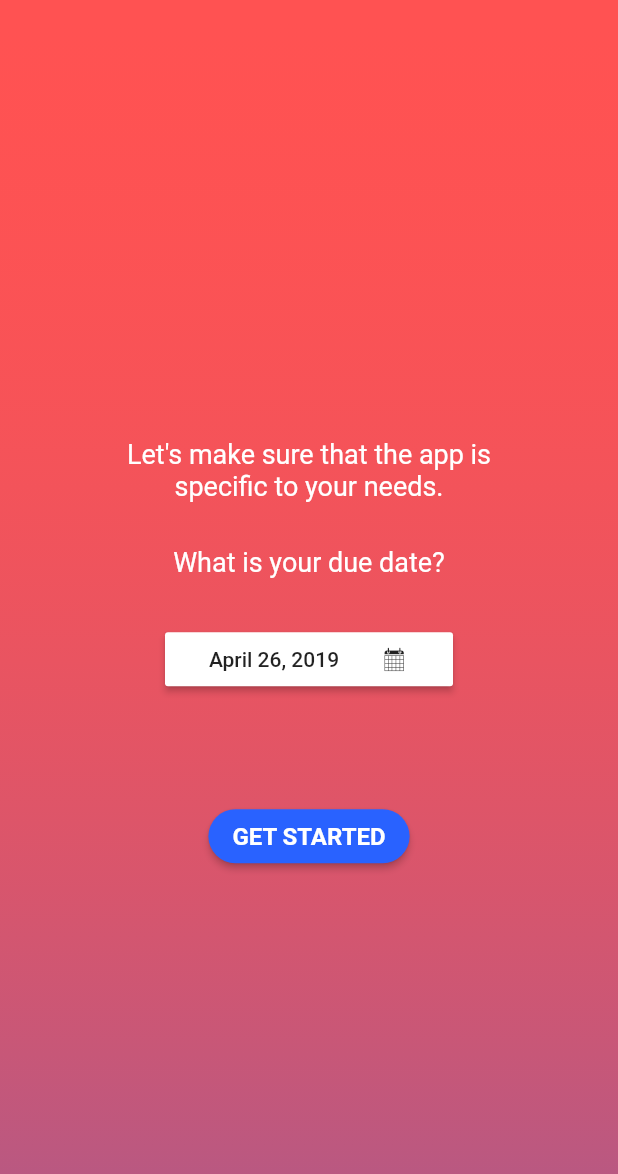
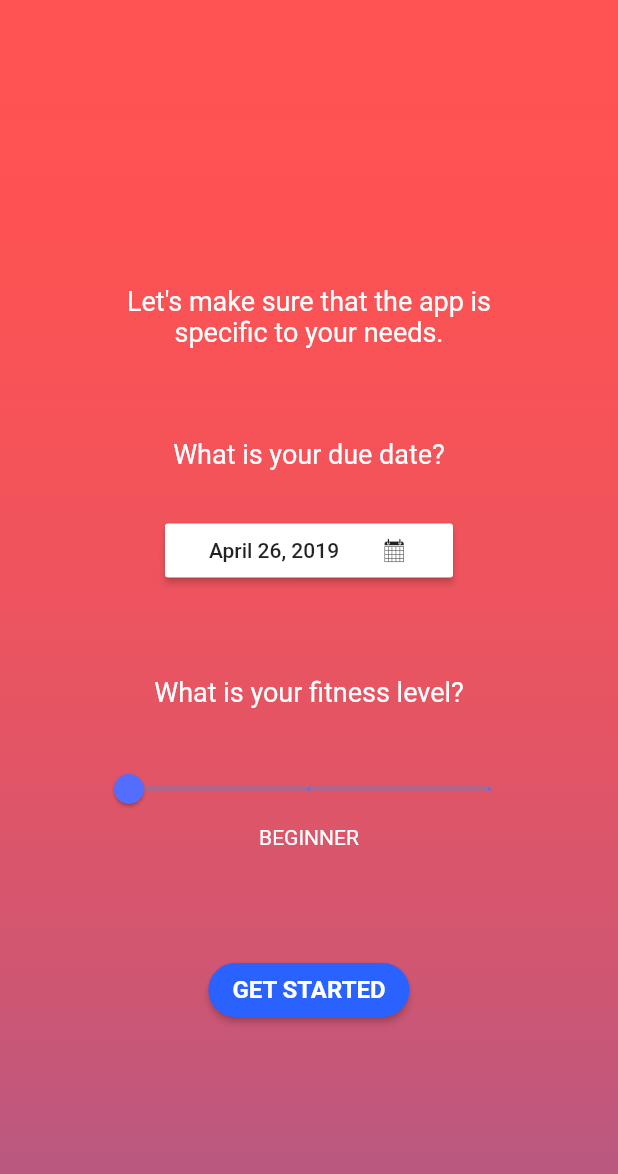
Before and after one commit to samheyman/flutter-app, a Flutter app: the GetUserInfoScreen screen opened directly, on a phone screen of 412 x 824 dp. Shown: the top 1174 px of the screen. Run offline on Flutter 3.47's test engine with Material 2 defaults, Android fonts, the phone set to English and light mode, and no system bars; our stand-ins replace cloud_firestore, firebase_auth, google_sign_in; missing offline and left inert: flutter_circular_chart, flutter_facebook_login; accounts and stored records are empty; statements that could not run were skipped.

Commit message:
Add Fitness level to user data, login process and profile page

```diff
--- a/lib/model/state.dart
+++ b/lib/model/state.dart
@@ -1,11 +1,12 @@
 import 'package:firebase_auth/firebase_auth.dart';
+import './user_profile.dart';
 
 class StateModel {
   bool isLoading;
   bool loginRequired;
   FirebaseUser user;
   List<String> bookedClasses;
-  String fitnessLevel;
+  FitnessLevel fitnessLevel;
   DateTime firstDayLastPeriod;
   DateTime dueDate;
 
--- a/lib/model/user_profile.dart
+++ b/lib/model/user_profile.dart
@@ -1,9 +1,16 @@
+// use the enumeration FitnessLevel in order to avoid errors on the initialization of objects
+enum FitnessLevel {
+  beginner,
+  intermediate,
+  advanced,
+}
+
 class UserProfile {
   final String id;
   final String firstName;
   final String lastName;
   final String email;
-  final String fitnessLevel;
+  final FitnessLevel fitnessLevel;
   final DateTime dueDate;
 
   UserProfile.fromMap(Map<String, dynamic> data, String id)
@@ -12,7 +19,7 @@ class UserProfile {
       firstName: data['firstName'],
       lastName: data['lastName'],
       dueDate: DateTime.fromMicrosecondsSinceEpoch((data['dueDate'].microsecondsSinceEpoch)),
-      fitnessLevel: data['fitnessLevel'],
+      fitnessLevel: FitnessLevel.values[data['fitnessLevel']],
     );
 
   const UserProfile(
@@ -22,7 +29,7 @@ class UserProfile {
       this.lastName,
       this.email,
       this.fitnessLevel,
-      this.dueDate
+      this.dueDate,
     }
   );
 }
--- a/lib/pages/get_user_info.dart
+++ b/lib/pages/get_user_info.dart
@@ -3,6 +3,7 @@ import 'dart:async';
 import 'package:intl/intl.dart';
 
 import '../model/state.dart';
+import '../model/user_profile.dart';
 import '../data/user_info.dart';
 import '../state_widget.dart';
 import '../utils/mama_fit_club_icons.dart';
@@ -18,6 +19,8 @@ class _GetUserInfoScreenState extends State<GetUserInfoScreen>{
   StateModel appState;
 
   DateTime selectedDate = DateTime.now();
+  FitnessLevel selectedFitnessLevel = FitnessLevel.beginner;
+  double _sliderValue = 0;
 
   Future<Null> _selectDate(BuildContext context) async {
     final DateTime picked = await showDatePicker(
@@ -34,11 +37,23 @@ class _GetUserInfoScreenState extends State<GetUserInfoScreen>{
 
   void _saveDate(DateTime date) {
     print("Saving date: " + selectedDate.toString() + " for user " + appState.user.uid.toString());
-    updateUserInfo(appState.user.uid, date).then((result) {
+    updateUserDueDate(appState.user.uid, date).then((result) {
       // Update the state:
       if (result == true) {
         setState(() {
           appState.dueDate = date;
+        });
+      }
+    });
+  }
+
+  void _saveFitnessLevel(int level) {
+    print("Saving fitness level: " + level.toString() + " for user " + appState.user.uid.toString());
+    updateUserFitnessLevel(appState.user.uid, level).then((result) {
+      // Update the state:
+      if (result == true) {
+        setState(() {
+          appState.fitnessLevel = FitnessLevel.values[level];
         });
       }
     });
@@ -92,7 +107,7 @@ class _GetUserInfoScreenState extends State<GetUserInfoScreen>{
                   color: Colors.white,
                   fontSize: 18),
                   textAlign: TextAlign.center,),
-              SizedBox(height: 30,),
+              SizedBox(height: 60,),
               Text("What is your due date?",
                 style: TextStyle(
                   color: Colors.white,
@@ -116,6 +131,44 @@ class _GetUserInfoScreenState extends State<GetUserInfoScreen>{
                   ),
                 ),
               ),
+              SizedBox(height: 60,),
+              Text("What is your fitness level?",
+                style: TextStyle(
+                  color: Colors.white,
+                  fontSize: 18),
+                  textAlign: TextAlign.justify,),
+              SizedBox(
+                height: 30,
+              ),
+              Column(
+                mainAxisAlignment: MainAxisAlignment.spaceBetween,
+                children: <Widget>[
+                  Slider(
+                      divisions: 2,
+                      activeColor: Colors.indigoAccent,
+                      min: 0.0,
+                      max: 2.0,
+                      onChanged: (newRating) {
+                        setState(() => {
+                          _sliderValue = newRating,
+                          print("Level selected: " + _sliderValue.toString()),
+                        }
+                        );
+                      },
+                      value: _sliderValue,
+                    ),
+
+                  // This is the part that displays the value of the slider.
+                  Container(
+                    alignment: Alignment.center,
+                    child: Text(FitnessLevel.values[_sliderValue.toInt()].toString().split('.')[1].toUpperCase(),
+                        style: TextStyle(
+                          fontSize: 14,
+                          color: Colors.white ),
+                    ),
+                  ),
+                ],
+              ),
               SizedBox(height: 20.0,),
               // _getDate(),
               SizedBox(height: 50.0,),
@@ -124,7 +177,9 @@ class _GetUserInfoScreenState extends State<GetUserInfoScreen>{
                 onPressed: () => {
                   // print("Saving date: " + selectedDate.toString()),
                   _saveDate(selectedDate),
+                  _saveFitnessLevel(_sliderValue.toInt()),
                   StateWidget.of(context).saveDueDate(selectedDate),
+                  // StateWidget.of(context).saveFitnessLevel(selectedFitnessLevel),
                 },
                 child: Text("Get started".toUpperCase(),
                   style: TextStyle(
--- a/lib/pages/root_screen.dart
+++ b/lib/pages/root_screen.dart
@@ -34,7 +34,7 @@ class _RootScreenState extends State<RootScreen> {
       print("No user, redirecting to Login Screen");
       // _currentIndex = 0;
       return LoginScreen();
-    } else if (appState.dueDate == null ) {
+    } else if (appState.dueDate == null || appState.fitnessLevel == null ) {
       // _currentIndex = 0;
       return GetUserInfoScreen();
     } else {
```
Also changed, not shown: lib/data/user_info.dart (+27 -1 lines), lib/pages/profile_widget.dart (+8 -8 lines), lib/pages/settings_pages/edit_due_date.dart (added, +99 -0 lines), lib/pages/settings_pages/edit_email.dart (deleted, +0 -78 lines), lib/pages/settings_pages/edit_fitness_level.dart (added, +112 -0 lines), lib/pages/settings_pages/edit_name.dart (deleted, +0 -88 lines), lib/state_widget.dart (+17 -0 lines).
